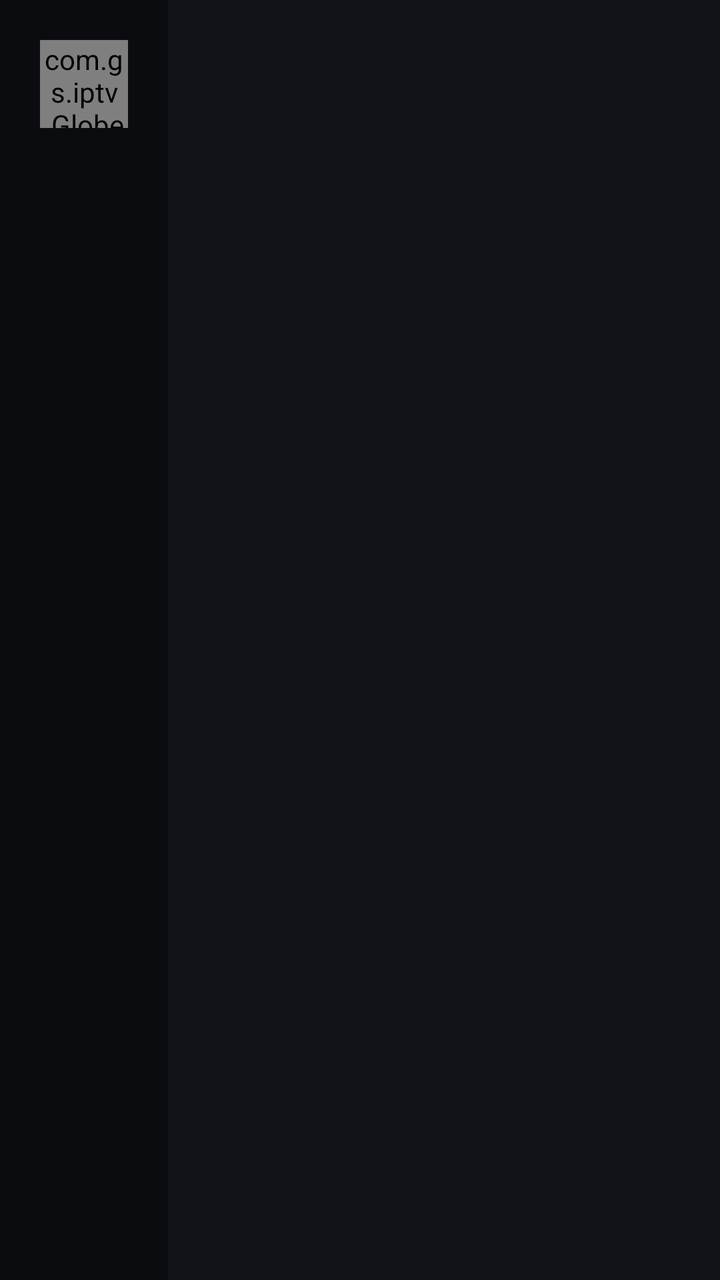
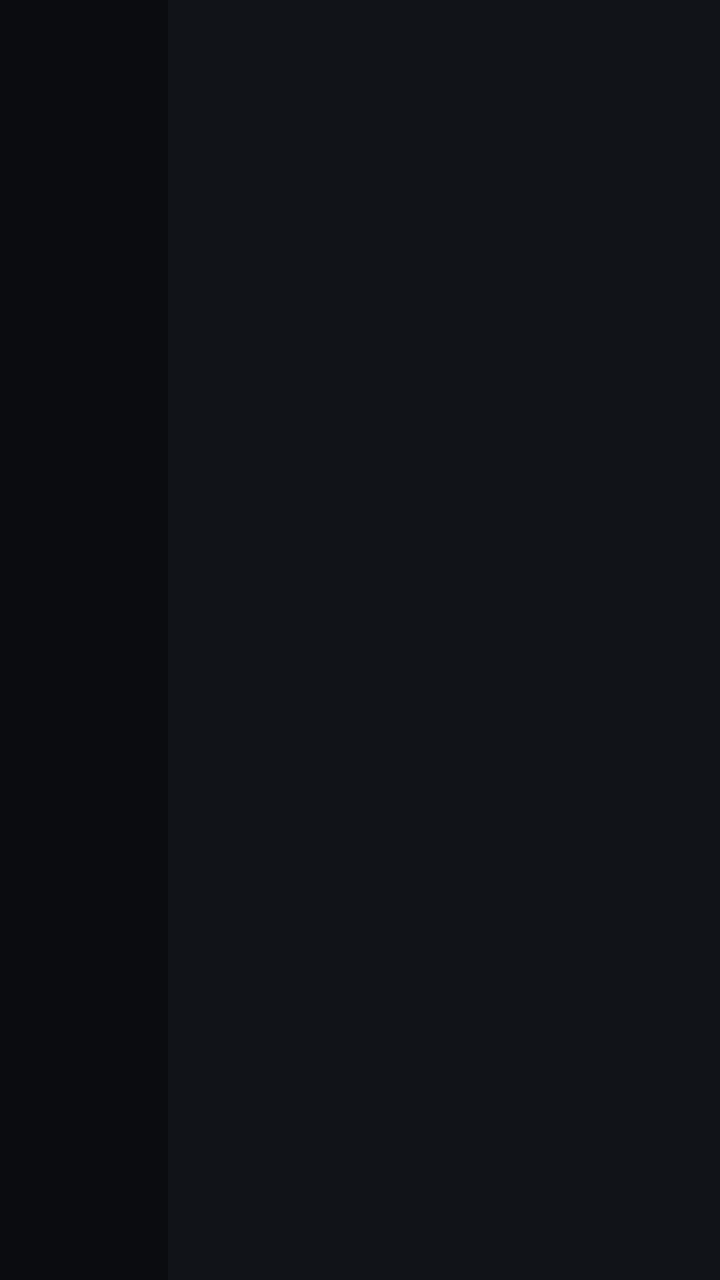

Compare the two renders of this Android layout. The source of the first and the diff that turns it into the second are given below.
<!-- AndroidManifest.xml: application theme Theme.GS -->
<!-- res/layout/activity_main.xml -->
<?xml version="1.0" encoding="utf-8"?>
<LinearLayout xmlns:android="http://schemas.android.com/apk/res/android"
    android:layout_width="match_parent"
    android:layout_height="match_parent"
    android:background="#111318"
    android:orientation="horizontal">

    
    <LinearLayout
        android:id="@+id/rail"
        android:layout_width="84dp"
        android:layout_height="match_parent"
        android:background="#0B0C10"
        android:gravity="center_horizontal"
        android:orientation="vertical"
        android:paddingTop="20dp">

        <com.gs.iptv.GlobeView
            android:id="@+id/railGlobe"
            android:layout_width="44dp"
            android:layout_height="44dp"
            android:layout_marginBottom="14dp" />
    </LinearLayout>

    <FrameLayout
        android:layout_width="0dp"
        android:layout_height="match_parent"
        android:layout_weight="1">

        <LinearLayout
            android:layout_width="match_parent"
            android:layout_height="match_parent"
            android:orientation="vertical">

            
            <LinearLayout
                android:layout_width="match_parent"
                android:layout_height="wrap_content"
                android:gravity="bottom"
                android:orientation="horizontal"
                android:paddingHorizontal="28dp"
                android:paddingTop="20dp"
                android:paddingBottom="12dp">

                <TextView android:id="@+id/title" android:layout_width="wrap_content" android:layout_height="wrap_content"
                    android:textSize="26sp" android:textStyle="bold" />
                <TextView android:id="@+id/subtitle" android:layout_width="0dp" android:layout_height="wrap_content"
                    android:layout_marginStart="12dp" android:layout_weight="1" android:ellipsize="end" android:maxLines="1"
                    android:textColor="#8B8F9C" android:textSize="15sp" />
                <TextView android:id="@+id/version" android:layout_width="wrap_content" android:layout_height="wrap_content"
                    android:layout_marginEnd="16dp" android:textColor="#5C6070" android:textSize="12sp" />
                <TextView android:id="@+id/clock" android:layout_width="wrap_content" android:layout_height="wrap_content"
                    android:textSize="18sp" android:textStyle="bold" />
            </LinearLayout>

            <FrameLayout
                android:layout_width="match_parent"
                android:layout_height="0dp"
                android:layout_weight="1">

                
                <ScrollView android:id="@+id/pageHome" android:layout_width="match_parent" android:layout_height="match_parent"
                    android:scrollbars="none" android:visibility="gone">
                    <LinearLayout android:layout_width="match_parent" android:layout_height="wrap_content"
                        android:orientation="vertical" android:paddingHorizontal="28dp" android:paddingBottom="20dp">

                        <FrameLayout android:id="@+id/hero" android:layout_width="match_parent" android:layout_height="210dp"
                            android:background="@drawable/bg_card" android:focusable="true" android:foreground="@drawable/bg_focus_ring">
                            <ImageView android:id="@+id/heroImg" android:layout_width="match_parent" android:layout_height="match_parent"
                                android:importantForAccessibility="no" android:scaleType="centerCrop" />
                            <View android:layout_width="match_parent" android:layout_height="match_parent" android:background="@drawable/bg_hero_dark" />
                            <LinearLayout android:layout_width="match_parent" android:layout_height="match_parent" android:gravity="center_vertical"
                                android:orientation="vertical" android:paddingHorizontal="26dp">
                                <TextView android:id="@+id/heroKind" android:layout_width="wrap_content" android:layout_height="wrap_content"
                                    android:letterSpacing="0.15" android:text="LANÇAMENTO" android:textColor="@color/gold" android:textSize="13sp" android:textStyle="bold" />
                                <TextView android:id="@+id/heroTitle" android:layout_width="match_parent" android:layout_height="wrap_content"
                                    android:layout_marginEnd="300dp" android:ellipsize="end" android:maxLines="1" android:textSize="38sp" android:textStyle="bold" />
                                <TextView android:id="@+id/heroMeta" android:layout_width="wrap_content" android:layout_height="wrap_content"
                                    android:textColor="#D0D3DB" android:textSize="15sp" />
                                <TextView android:layout_width="wrap_content" android:layout_height="wrap_content" android:layout_marginTop="10dp"
                                    android:background="@drawable/bg_white_btn" android:paddingHorizontal="18dp" android:paddingVertical="8dp"
                                    android:text="▶  Assistir" android:textColor="#111318" android:textSize="15sp" android:textStyle="bold" />
                            </LinearLayout>
                        </FrameLayout>

                        <TextView android:id="@+id/contTitle" style="@style/GS.RowTitle" android:text="Continuar assistindo" />
                        <com.gs.iptv.HRow android:id="@+id/contRow" android:layout_width="match_parent" android:layout_height="wrap_content"
                            android:clipToPadding="false" android:paddingVertical="6dp" />

                        <TextView android:id="@+id/newTitle" style="@style/GS.RowTitle" android:text="Filmes · lançamentos" />
                        <com.gs.iptv.HRow android:id="@+id/newRow" android:layout_width="match_parent" android:layout_height="wrap_content"
                            android:clipToPadding="false" android:paddingVertical="6dp" />

                        <TextView android:id="@+id/seriesTitle" style="@style/GS.RowTitle" android:text="Séries · lançamentos" />
                        <com.gs.iptv.HRow android:id="@+id/seriesRow" android:layout_width="match_parent" android:layout_height="wrap_content"
                            android:clipToPadding="false" android:paddingVertical="6dp" />

                        <TextView android:id="@+id/kidsTitle" style="@style/GS.RowTitle" android:text="Kids · lançamentos" />
                        <com.gs.iptv.HRow android:id="@+id/kidsRow" android:layout_width="match_parent" android:layout_height="wrap_content"
                            android:clipToPadding="false" android:paddingVertical="6dp" />
                        <TextView android:id="@+id/favTitle" style="@style/GS.RowTitle" android:text="Canais favoritos" />
                        <com.gs.iptv.HRow android:id="@+id/favRow" android:layout_width="match_parent" android:layout_height="wrap_content"
                            android:clipToPadding="false" android:paddingVertical="6dp" />

                    </LinearLayout>
                </ScrollView>

                
                <LinearLayout android:id="@+id/pageTv" android:layout_width="match_parent" android:layout_height="match_parent"
                    android:orientation="horizontal" android:visibility="gone">

                    <com.gs.iptv.TvList android:id="@+id/tvCats" android:layout_width="220dp" android:layout_height="match_parent"
                        android:background="#14161C" android:clipToPadding="false" android:paddingHorizontal="10dp" android:paddingVertical="8dp" />

                    <com.gs.iptv.TvList android:id="@+id/tvList" android:layout_width="0dp" android:layout_height="match_parent"
                        android:layout_weight="1" android:clipToPadding="false" android:paddingHorizontal="18dp" android:paddingVertical="8dp" />

                    <LinearLayout android:id="@+id/infoPanel" android:layout_width="320dp" android:layout_height="match_parent"
                        android:background="@drawable/bg_info_panel" android:orientation="vertical" android:padding="24dp">
                        <FrameLayout android:layout_width="96dp" android:layout_height="96dp" android:background="@drawable/bg_card">
                            <TextView android:id="@+id/infoInitials" android:layout_width="match_parent" android:layout_height="match_parent"
                                android:gravity="center" android:textSize="30sp" android:textStyle="bold" />
                            <ImageView android:id="@+id/infoLogo" android:layout_width="match_parent" android:layout_height="match_parent"
                                android:importantForAccessibility="no" android:padding="10dp" android:scaleType="fitCenter" />
                        </FrameLayout>
                        <TextView android:id="@+id/infoName" android:layout_width="match_parent" android:layout_height="wrap_content"
                            android:layout_marginTop="14dp" android:ellipsize="end" android:maxLines="2" android:textSize="24sp" android:textStyle="bold" />
                        <TextView android:layout_width="wrap_content" android:layout_height="wrap_content" android:layout_marginTop="8dp"
                            android:background="@drawable/bg_live" android:paddingHorizontal="8dp" android:paddingVertical="2dp"
                            android:text="AO VIVO" android:textSize="12sp" android:textStyle="bold" />
                        <TextView android:id="@+id/infoProg" android:layout_width="match_parent" android:layout_height="wrap_content"
                            android:layout_marginTop="14dp" android:ellipsize="end" android:maxLines="2" android:textSize="19sp" android:textStyle="bold" />
                        <TextView android:id="@+id/infoTime" android:layout_width="match_parent" android:layout_height="wrap_content"
                            android:layout_marginTop="4dp" android:textColor="#B9BDC8" android:textSize="14sp" />
                        <TextView android:id="@+id/infoNext" android:layout_width="match_parent" android:layout_height="wrap_content"
                            android:layout_marginTop="10dp" android:textColor="#8B8F9C" android:textSize="14sp" />
                        <View android:layout_width="match_parent" android:layout_height="0dp" android:layout_weight="1" />
                        <TextView android:layout_width="match_parent" android:layout_height="wrap_content"
                            android:background="@drawable/bg_white_btn" android:gravity="center" android:paddingVertical="11dp"
                            android:text="OK  ▶  Assistir" android:textColor="#111318" android:textSize="16sp" android:textStyle="bold" />
                        <TextView android:layout_width="match_parent" android:layout_height="wrap_content" android:layout_marginTop="8dp"
                            android:background="@drawable/bg_card" android:gravity="center" android:paddingVertical="10dp"
                            android:text="Segure OK  ★  Favoritar" android:textColor="#D0D3DB" android:textSize="15sp" />
                    </LinearLayout>
                </LinearLayout>

                
                <LinearLayout android:id="@+id/pageVod" android:layout_width="match_parent" android:layout_height="match_parent"
                    android:orientation="vertical" android:paddingHorizontal="20dp" android:visibility="gone">
                    <com.gs.iptv.HRow android:id="@+id/chips" android:layout_width="match_parent" android:layout_height="wrap_content"
                        android:clipToPadding="false" android:paddingHorizontal="8dp" android:paddingVertical="6dp" />
                    <com.gs.iptv.TvList android:id="@+id/vodGrid" android:layout_width="match_parent" android:layout_height="0dp"
                        android:layout_weight="1" android:clipToPadding="false" android:paddingVertical="6dp" />
                </LinearLayout>

                
                <LinearLayout android:id="@+id/pageGames" android:layout_width="match_parent" android:layout_height="match_parent"
                    android:orientation="vertical" android:paddingHorizontal="20dp" android:visibility="gone">
                    <com.gs.iptv.HRow android:id="@+id/dayChips" android:layout_width="match_parent" android:layout_height="wrap_content"
                        android:clipToPadding="false" android:paddingHorizontal="8dp" android:paddingVertical="6dp" />
                    <com.gs.iptv.TvList android:id="@+id/gamesList" android:layout_width="match_parent" android:layout_height="0dp"
                        android:layout_weight="1" android:clipToPadding="false" android:paddingHorizontal="8dp" android:paddingVertical="8dp" />
                    <TextView android:layout_width="wrap_content" android:layout_height="wrap_content" android:layout_marginStart="8dp"
                        android:layout_marginBottom="12dp" android:text="OK no jogo: assistir agora ou agendar (o canal abre 5 minutos antes)"
                        android:textColor="#8B8F9C" android:textSize="14sp" />
                </LinearLayout>

                
                <LinearLayout android:id="@+id/pageKids" android:layout_width="match_parent" android:layout_height="match_parent"
                    android:background="@drawable/bg_kids" android:orientation="vertical" android:paddingHorizontal="20dp" android:visibility="gone">
                    <TextView android:id="@+id/kidsBadge" android:layout_width="wrap_content" android:layout_height="wrap_content"
                        android:layout_marginStart="8dp" android:layout_marginTop="4dp" android:background="@drawable/bg_safe_badge"
                        android:paddingHorizontal="12dp" android:paddingVertical="4dp" android:text="Modo seguro ligado"
                        android:textColor="#06261A" android:textSize="13sp" android:textStyle="bold" android:visibility="gone" />
                    <com.gs.iptv.TvList android:id="@+id/kidsGrid" android:layout_width="match_parent" android:layout_height="0dp"
                        android:layout_weight="1" android:clipToPadding="false" android:paddingVertical="8dp" />
                </LinearLayout>

                
                <LinearLayout android:id="@+id/pageAccount" android:layout_width="match_parent" android:layout_height="match_parent"
                    android:orientation="horizontal" android:paddingHorizontal="28dp" android:paddingBottom="20dp" android:visibility="gone">
                    <LinearLayout android:id="@+id/accInfo" android:layout_width="420dp" android:layout_height="match_parent" android:orientation="vertical" />
                    <ScrollView android:layout_width="0dp" android:layout_height="match_parent" android:layout_marginStart="30dp"
                        android:layout_weight="1" android:scrollbars="none">
                        <LinearLayout android:id="@+id/accPrefs" android:layout_width="match_parent" android:layout_height="wrap_content"
                            android:orientation="vertical" />
                    </ScrollView>
                </LinearLayout>

                
                <LinearLayout android:id="@+id/sectionPanel" android:layout_width="640dp" android:layout_height="wrap_content"
                    android:layout_gravity="center" android:background="@drawable/bg_card" android:orientation="vertical"
                    android:padding="28dp" android:visibility="gone">
                    <TextView android:layout_width="wrap_content" android:layout_height="wrap_content" android:text="Escolha o que baixar"
                        android:textSize="26sp" android:textStyle="bold" />
                    <TextView android:layout_width="wrap_content" android:layout_height="wrap_content" android:layout_marginTop="6dp"
                        android:layout_marginBottom="8dp" android:text="Baixe uma parte de cada vez para a TV não travar."
                        android:textColor="#8B8F9C" android:textSize="16sp" />
                    <LinearLayout style="@style/GS.PanelRow"><TextView style="@style/GS.PanelLabel" android:text="Canais ao vivo" />
                        <TextView android:id="@+id/statusLive" style="@style/GS.PanelStatus" /><Button android:id="@+id/btnLive" style="@style/GS.PanelBtn" /></LinearLayout>
                    <LinearLayout style="@style/GS.PanelRow"><TextView style="@style/GS.PanelLabel" android:text="Filmes" />
                        <TextView android:id="@+id/statusMovie" style="@style/GS.PanelStatus" /><Button android:id="@+id/btnMovie" style="@style/GS.PanelBtn" /></LinearLayout>
                    <LinearLayout style="@style/GS.PanelRow"><TextView style="@style/GS.PanelLabel" android:text="Séries" />
                        <TextView android:id="@+id/statusSeries" style="@style/GS.PanelStatus" /><Button android:id="@+id/btnSeries" style="@style/GS.PanelBtn" /></LinearLayout>
                </LinearLayout>

                <TextView android:id="@+id/empty" android:layout_width="wrap_content" android:layout_height="wrap_content"
                    android:layout_gravity="center" android:gravity="center" android:textColor="#B9BDC8" android:textSize="19sp" android:visibility="gone" />

                <LinearLayout android:id="@+id/loading" android:layout_width="wrap_content" android:layout_height="wrap_content"
                    android:layout_gravity="center" android:background="@drawable/bg_card" android:gravity="center_horizontal"
                    android:orientation="vertical" android:padding="24dp" android:visibility="gone">
                    <ProgressBar android:layout_width="52dp" android:layout_height="52dp" android:indeterminateTint="#E3162A" />
                    <TextView android:id="@+id/loadingText" android:layout_width="wrap_content" android:layout_height="wrap_content"
                        android:layout_marginTop="12dp" android:textSize="17sp" />
                </LinearLayout>
            </FrameLayout>
        </LinearLayout>
    </FrameLayout>
</LinearLayout>
<!-- resources referenced by this layout -->
<resources>
  <color name="gold">#F0C45C</color>
  <!-- drawable bg_card (drawable) -->
  <?xml version="1.0" encoding="utf-8"?>
  <shape xmlns:android="http://schemas.android.com/apk/res/android">
      <solid android:color="#171A21" /><corners android:radius="12dp" />
  </shape>
  <!-- drawable bg_focus_ring (drawable) -->
  <?xml version="1.0" encoding="utf-8"?>
  <selector xmlns:android="http://schemas.android.com/apk/res/android">
      <item android:state_focused="true"><shape><solid android:color="#00000000" /><stroke android:width="4dp" android:color="#FFFFFF" /><corners android:radius="12dp" /></shape></item>
      <item><shape><solid android:color="#00000000" /></shape></item>
  </selector>
  <!-- drawable bg_hero_dark (drawable) -->
  <?xml version="1.0" encoding="utf-8"?>
  <shape xmlns:android="http://schemas.android.com/apk/res/android">
      <gradient android:angle="0" android:startColor="#FF111318" android:centerColor="#AA111318" android:endColor="#00111318" />
      <corners android:radius="12dp" />
  </shape>
  <!-- drawable bg_info_panel (drawable) -->
  <?xml version="1.0" encoding="utf-8"?>
  <shape xmlns:android="http://schemas.android.com/apk/res/android">
      <gradient android:angle="270" android:startColor="#1A1D25" android:endColor="#111318" />
  </shape>
  <!-- drawable bg_kids (drawable) -->
  <?xml version="1.0" encoding="utf-8"?>
  <shape xmlns:android="http://schemas.android.com/apk/res/android">
      <gradient android:angle="315" android:startColor="#1B2A4A" android:centerColor="#2A1B4A" android:endColor="#111318" />
  </shape>
  <!-- drawable bg_live (drawable) -->
  <?xml version="1.0" encoding="utf-8"?>
  <shape xmlns:android="http://schemas.android.com/apk/res/android">
      <solid android:color="#E3162A" /><corners android:radius="4dp" />
  </shape>
  <!-- drawable bg_safe_badge (drawable) -->
  <?xml version="1.0" encoding="utf-8"?>
  <shape xmlns:android="http://schemas.android.com/apk/res/android">
      <solid android:color="#2BC27A" /><corners android:radius="999dp" />
  </shape>
  <!-- drawable bg_white_btn (drawable) -->
  <?xml version="1.0" encoding="utf-8"?>
  <shape xmlns:android="http://schemas.android.com/apk/res/android">
      <solid android:color="#FFFFFF" /><corners android:radius="10dp" />
  </shape>
  <style name="GS.PanelLabel" parent="">
          <item name="android:layout_width">0dp</item>
          <item name="android:layout_height">wrap_content</item>
          <item name="android:layout_weight">1</item>
          <item name="android:textSize">20sp</item>
          <item name="android:textStyle">bold</item>
          <item name="android:textColor">#FFFFFF</item>
      </style>
  <style name="GS.PanelStatus" parent="">
          <item name="android:layout_width">wrap_content</item>
          <item name="android:layout_height">wrap_content</item>
          <item name="android:layout_marginEnd">16dp</item>
          <item name="android:textSize">15sp</item>
          <item name="android:textColor">#8B8F9C</item>
      </style>
  <!-- drawable bg_button (drawable) -->
  <?xml version="1.0" encoding="utf-8"?>
  <selector xmlns:android="http://schemas.android.com/apk/res/android">
      <item android:state_focused="true"><shape><solid android:color="#FFFFFF" /><corners android:radius="12dp" /></shape></item>
      <item><shape><solid android:color="#F0C45C" /><corners android:radius="12dp" /></shape></item>
  </selector>
  <!-- drawable bg_main (drawable) -->
  <?xml version="1.0" encoding="utf-8"?>
  <shape xmlns:android="http://schemas.android.com/apk/res/android">
      <gradient android:angle="270" android:startColor="#C8161F" android:centerColor="#8A0F19" android:endColor="#4A060C" />
  </shape>
  <color name="red">#C8161F</color>
  <color name="red_deep">#4A060C</color>
  <color name="white">#FFFFFF</color>
  <!-- unchanged entries left out for length: 4 -->
</resources>

<!-- the commit's change to res/layout/activity_main.xml (unified diff, before → after) -->
@@ -15,11 +15,7 @@
         android:orientation="vertical"
         android:paddingTop="20dp">
 
-        <com.gs.iptv.GlobeView
-            android:id="@+id/railGlobe"
-            android:layout_width="44dp"
-            android:layout_height="44dp"
-            android:layout_marginBottom="14dp" />
+
     </LinearLayout>
 
     <FrameLayout
